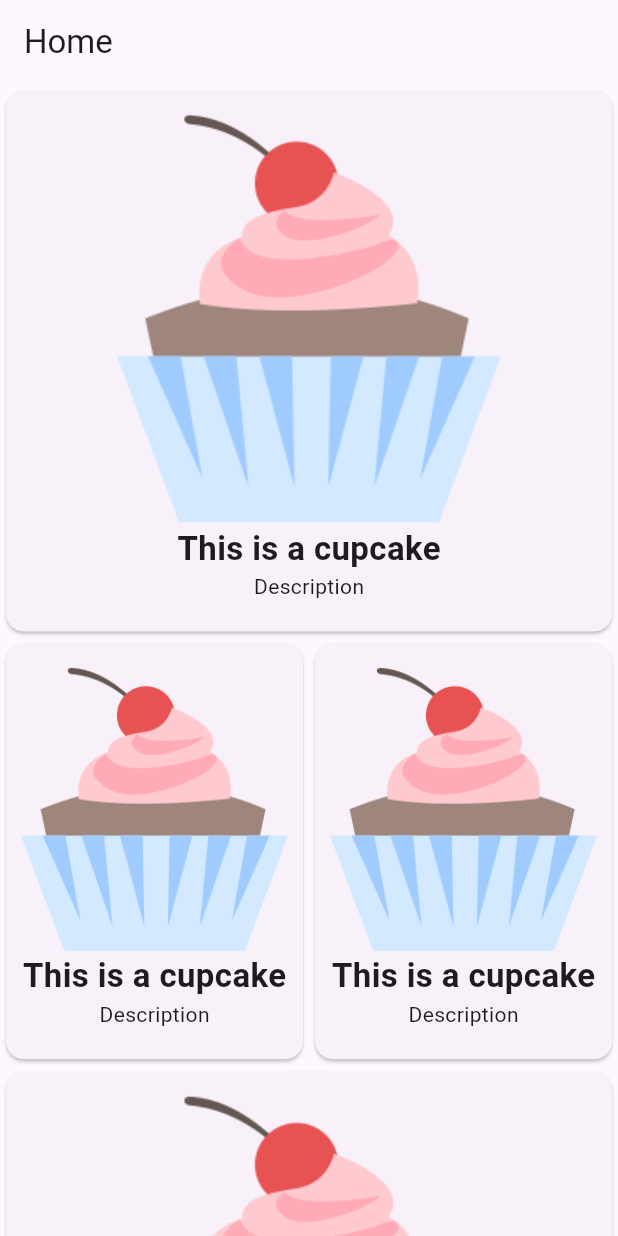
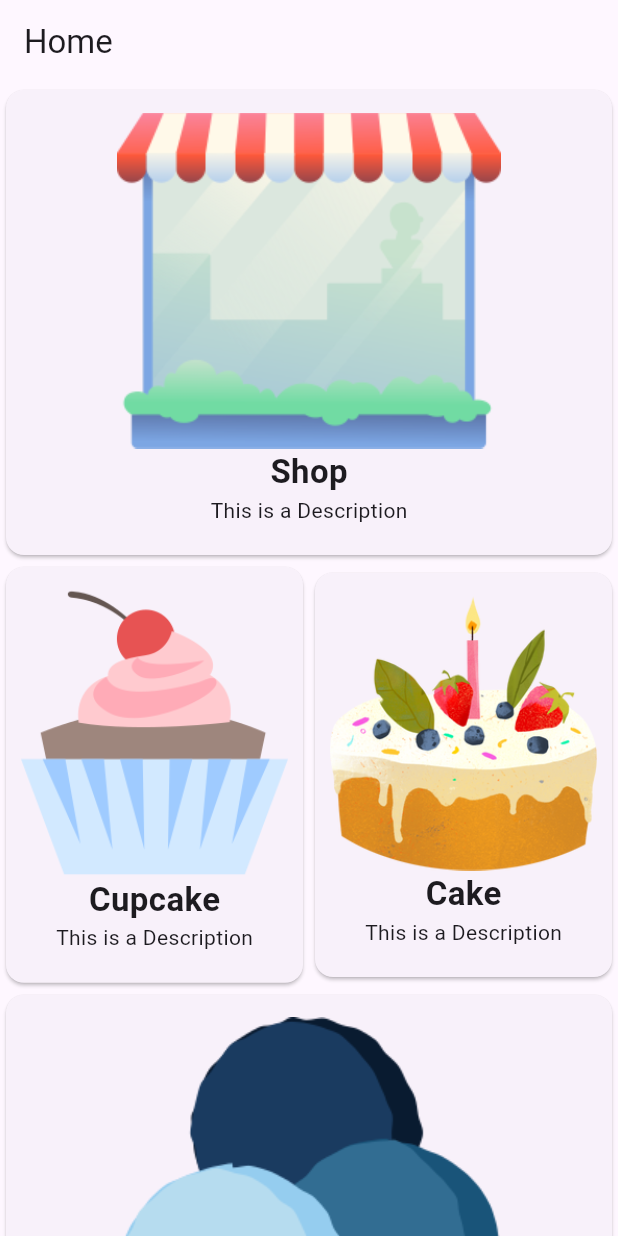
Before and after one commit to Reticent93/flutter_card_practice, a Flutter app: the screen it shows after launch, on a phone screen of 412 x 824 dp. Run offline on Flutter 3.47's test engine with Material 2 defaults, Android fonts, the phone set to English and light mode, and no system bars.

Commit message:
created ItemClass class and added images and title to ItemClass. Added to Card Widget and then Home Page

```diff
--- /dev/null
+++ b/lib/class/item_class.dart
@@ -0,0 +1,5 @@
+class ItemClass {
+  ItemClass({required this.title, required this.imagePath});
+  String title;
+  String imagePath;
+}
--- a/lib/pages/home_page.dart
+++ b/lib/pages/home_page.dart
@@ -1,4 +1,5 @@
 import 'package:flutter/material.dart';
+import 'package:flutter_card_practice/class/item_class.dart';
 import 'package:flutter_card_practice/core/constants.dart';
 import 'package:flutter_card_practice/widget/card_widget.dart';
 
@@ -11,28 +12,30 @@ class HomePage extends StatelessWidget {
       appBar: AppBar(
         title: const Text('Home'),
       ),
-      body: const SingleChildScrollView(
+      body: SingleChildScrollView(
         child: Column(
           children: [
             CardWidget(
-              title: 'This is a cupcake',
+              box: ItemClass(title: 'Shop', imagePath: 'images/shop.png'),
             ),
             Row(
               children: [
                 Expanded(
                   child: CardWidget(
-                    title: 'This is a cupcake',
+                    box: ItemClass(
+                        title: 'Cupcake', imagePath: 'images/cupcake.png'),
                   ),
                 ),
                 Expanded(
                   child: CardWidget(
-                    title: 'This is a cupcake',
+                    box: ItemClass(title: 'Cake', imagePath: 'images/cake.png'),
                   ),
                 ),
               ],
             ),
             CardWidget(
-              title: 'This is a cupcake',
+              box: ItemClass(
+                  title: 'Ice Cream', imagePath: 'images/ice-cream.png'),
             ),
           ],
         ),
--- a/lib/widget/card_widget.dart
+++ b/lib/widget/card_widget.dart
@@ -1,13 +1,11 @@
 import 'package:flutter/material.dart';
+import 'package:flutter_card_practice/class/item_class.dart';
 
 import '../core/constants.dart';
 
 class CardWidget extends StatelessWidget {
-  const CardWidget({
-    Key? key,
-    required this.title,
-  }) : super(key: key);
-  final String title;
+  const CardWidget({Key? key, required this.box}) : super(key: key);
+  final ItemClass box;
 
   @override
   Widget build(BuildContext context) {
@@ -20,12 +18,12 @@ class CardWidget extends StatelessWidget {
             const SizedBox(
               height: kDouble5,
             ),
-            Image.asset('images/cupcake.png'),
+            Image.asset(box.imagePath),
             Text(
-              title,
+              box.title,
               style: const TextStyle(fontSize: 22, fontWeight: FontWeight.bold),
             ),
-            const Text('Description'),
+            const Text('This is a Description'),
             const SizedBox(
               height: kDouble10,
             ),
```
